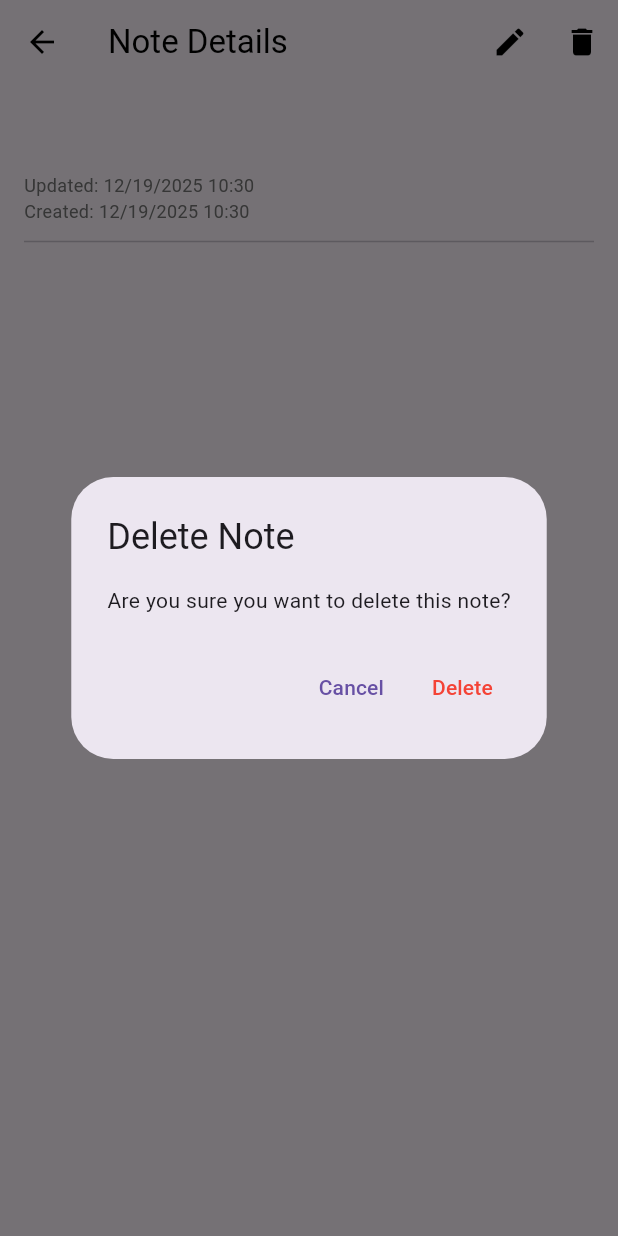
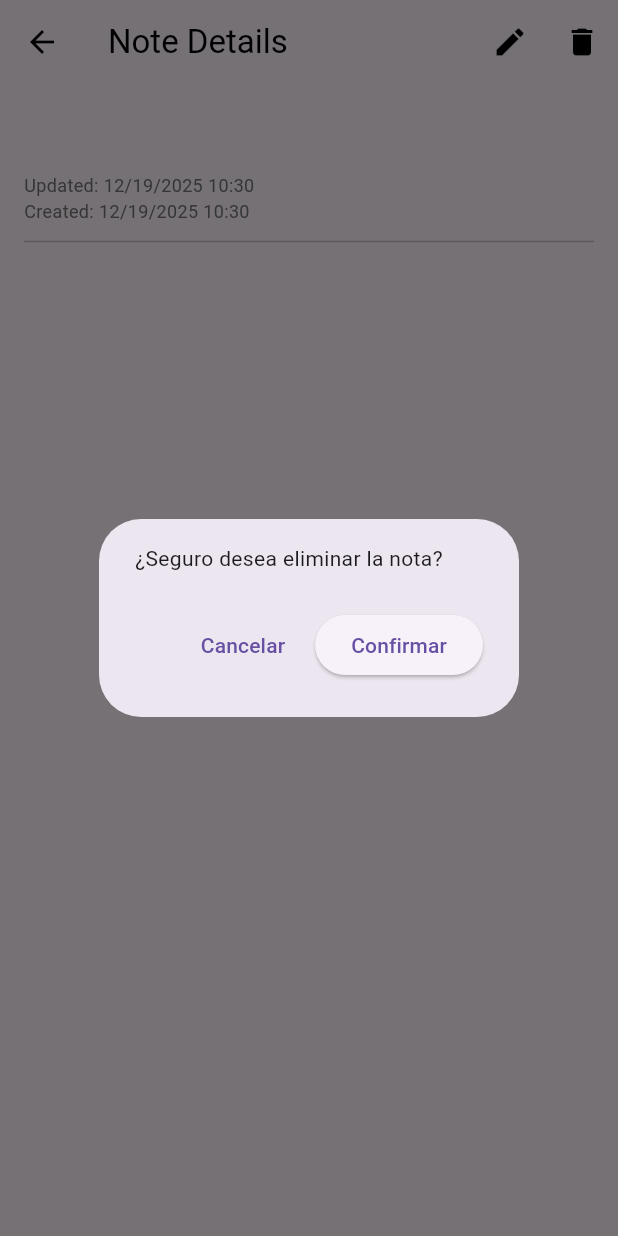
Before and after one commit to vannessadac-code/notas, a Flutter app: the NoteDetailsScreen screen opened directly with empty values, after a tap on the "delete" icon, on a phone screen of 412 x 824 dp. Run offline on Flutter 3.47's test engine with Material 3 defaults, Android fonts, the phone set to English and light mode, and no system bars; our stand-ins replace flutter_layout_grid, sqflite; accounts and stored records are empty.

Commit message:
Refactorizacion de la elimicacion de notas

```diff
--- a/lib/features/notes/presentation/screens/note_details_screen.dart
+++ b/lib/features/notes/presentation/screens/note_details_screen.dart
@@ -1,6 +1,7 @@
 import "package:flutter/material.dart";
 import "package:notesapp/features/notes/domain/entities/note.dart";
 import "package:notesapp/features/notes/presentation/notifiers/notes_notifier.dart";
+import "package:notesapp/features/notes/presentation/widgets/delete_dialog.dart";
 import "package:notesapp/features/notes/presentation/widgets/note_form.dart";
 import "package:provider/provider.dart";
 
@@ -37,31 +38,6 @@ class NoteDetailsScreen extends StatelessWidget {
     );
   }
 
-  void _showDeleteConfirmation(BuildContext context) {
-    showDialog(
-      context: context,
-      builder: (dialogContext) => AlertDialog(
-        title: const Text('Delete Note'),
-        content: const Text('Are you sure you want to delete this note?'),
-        actions: [
-          TextButton(
-            onPressed: () => Navigator.pop(dialogContext),
-            child: const Text('Cancel'),
-          ),
-          TextButton(
-            onPressed: () {
-              context.read<NotesNotifier>().deleteNote(note.id!);
-              Navigator.pop(dialogContext);
-              Navigator.pop(context);
-            },
-            style: TextButton.styleFrom(foregroundColor: Colors.red),
-            child: const Text('Delete'),
-          ),
-        ],
-      ),
-    );
-  }
-
   @override
   Widget build(BuildContext context) {
     return Scaffold(
@@ -78,7 +54,10 @@ class NoteDetailsScreen extends StatelessWidget {
           ),
           IconButton(
             icon: const Icon(Icons.delete),
-            onPressed: () => _showDeleteConfirmation(context),
+            onPressed: () => handleDelete(context, () {
+              context.read<NotesNotifier>().deleteNote(note.id!);
+              Navigator.pop(context);
+            }),
           ),
         ],
       ),
--- /dev/null
+++ b/lib/features/notes/presentation/widgets/delete_dialog.dart
@@ -0,0 +1,21 @@
+import 'package:flutter/material.dart';
+
+void handleDelete(BuildContext context, Function() onPressed) {
+  showDialog(
+    context: context,
+    builder: (context) => AlertDialog(
+      insetPadding: EdgeInsets.all(16),
+      content: Text("¿Seguro desea eliminar la nota?"),
+      actions: [
+        TextButton(
+          onPressed: () => Navigator.pop(context),
+          child: Text("Cancelar"),
+        ),
+        ElevatedButton(
+          onPressed: () => {onPressed.call(), Navigator.pop(context)},
+          child: Text("Confirmar"),
+        ),
+      ],
+    ),
+  );
+}
```
Also changed, not shown: lib/features/notes/presentation/screens/notes_screen.dart (+3 -21 lines).
